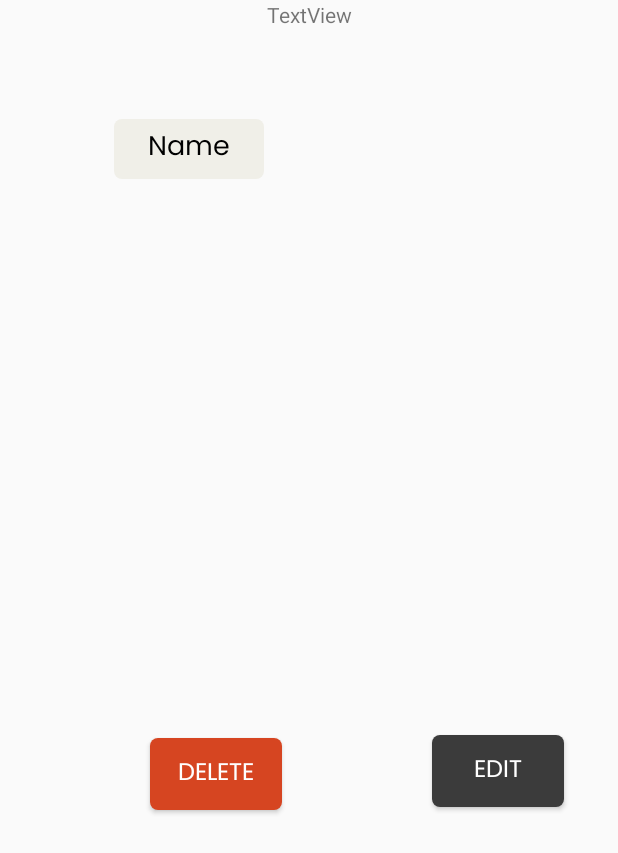
After one commit to pjagbuya/Fridge_MOBICOM, an Android app built with Jetpack Compose: the layout moadal_add_ingredient.xml on its own in the app's theme, with its tools: preview values and no code run, on a phone screen of 412 x 824 dp. The commit adds this screen. Shown: the top 853 px of the screen. Run offline under Robolectric (Android 15) with nearby library versions, the phone set to English and light mode, and no system bars.

Commit message:
added all layouts for recipe

```diff
--- /dev/null
+++ b/app/src/main/res/drawable/light_gray_edit_text_box.xml
@@ -0,0 +1,5 @@
+<?xml version="1.0" encoding="utf-8"?>
+<shape xmlns:android="http://schemas.android.com/apk/res/android">
+    <solid android:color ="@color/gray_white" />
+    <corners android:radius="5dp" />
+</shape>
--- /dev/null
+++ b/app/src/main/res/layout/moadal_add_ingredient.xml
@@ -0,0 +1,78 @@
+<?xml version="1.0" encoding="utf-8"?>
+<androidx.constraintlayout.widget.ConstraintLayout xmlns:android="http://schemas.android.com/apk/res/android"
+    xmlns:app="http://schemas.android.com/apk/res-auto"
+    xmlns:tools="http://schemas.android.com/tools"
+    android:layout_width="match_parent"
+    android:layout_height="match_parent">
+
+    <Button
+        android:id="@+id/recipeDeleteBt2"
+        android:layout_width="wrap_content"
+        android:layout_height="wrap_content"
+        android:layout_marginTop="88dp"
+        android:background="@drawable/recipe_cancel_btn"
+        android:fontFamily="@font/poppins_regular"
+        android:textColor="@color/white"
+        android:textSize="16sp"
+        app:layout_constraintBottom_toBottomOf="parent"
+        app:layout_constraintEnd_toStartOf="@+id/recipeEditBt2"
+        app:layout_constraintStart_toStartOf="parent"
+        app:layout_constraintTop_toBottomOf="@+id/editAmountEt2"
+        tools:text="@string/recipe_info_delete_btn" />
+
+    <Button
+        android:id="@+id/recipeEditBt2"
+        android:layout_width="wrap_content"
+        android:layout_height="wrap_content"
+        android:layout_marginTop="84dp"
+        android:layout_marginEnd="36dp"
+        android:background="@drawable/recipe_save_btn"
+        android:fontFamily="@font/poppins_regular"
+        android:textColor="@color/white"
+        android:textSize="16sp"
+        app:layout_constraintBottom_toBottomOf="parent"
+        app:layout_constraintEnd_toEndOf="parent"
+        app:layout_constraintTop_toBottomOf="@+id/unitDropdownSp2"
+        tools:text="@string/recipe_info_edit_btn" />
+
+    <Spinner
+        android:id="@+id/unitDropdownSp2"
+        android:layout_width="wrap_content"
+        android:layout_height="40dp"
+        android:layout_marginStart="72dp"
+        android:layout_marginTop="60dp"
+        android:background="@drawable/recipe_add_ingredient_btn"
+        android:ems="10"
+        android:gravity="center"
+        android:inputType="text"
+        app:layout_constraintEnd_toEndOf="parent"
+        app:layout_constraintStart_toEndOf="@+id/editAmountEt2"
+        app:layout_constraintTop_toBottomOf="@+id/textView5" />
+
+    <EditText
+        android:id="@+id/editAmountEt2"
+        android:layout_width="100dp"
+        android:layout_height="40dp"
+        android:layout_marginStart="76dp"
+        android:layout_marginTop="60dp"
+        android:background="@drawable/light_gray_edit_text_box"
+        android:ems="10"
+        android:fontFamily="@font/poppins_regular"
+        android:gravity="center"
+        android:inputType="text"
+        android:paddingStart="2dp"
+        android:paddingEnd="2dp"
+        android:text="Name"
+        android:textColor="@color/black"
+        app:layout_constraintStart_toStartOf="parent"
+        app:layout_constraintTop_toBottomOf="@+id/textView5" />
+
+    <TextView
+        android:id="@+id/textView5"
+        android:layout_width="wrap_content"
+        android:layout_height="wrap_content"
+        android:text="TextView"
+        app:layout_constraintEnd_toEndOf="parent"
+        app:layout_constraintStart_toStartOf="parent"
+        app:layout_constraintTop_toTopOf="parent" />
+</androidx.constraintlayout.widget.ConstraintLayout>
--- a/app/src/main/res/values/strings.xml
+++ b/app/src/main/res/values/strings.xml
@@ -37,4 +37,11 @@
     <string name="add_ingredient_in_recipe_label">Add Ingredients to Your Recipe</string>
     <string name="add_ingredient_not_found_btn">+Add Ingredient Not Found</string>
     <string name="recipe_done_btn">Done</string>
+    <string name="recipe_name">Recipe Name Here</string>
+    <string name="recipe_info_edit_btn">Edit</string>
+    <string name="recipe_info_delete_btn">Delete</string>
+    <string name="ingredient_amount">11</string>
+    <string name="ingredient_piece_etc">pieces</string>
+    <string name="ingredient_name">Tomatoes</string>
+    <string name="unit">pieces</string>
 </resources>
```
Also changed, not shown: app/src/main/res/drawable/recipe_info_frame.xml (added, +18 -0 lines), app/src/main/res/layout/viewholder_add_ingredient_to_recipe_list.xml (added, +73 -0 lines), app/src/main/res/layout/viewholder_addrecipe_ingredient_list.xml (added, +74 -0 lines), app/src/main/res/layout/viewholder_recipe.xml (added, +76 -0 lines), app/src/main/res/mipmap-hdpi/delete_trashcan.png (added), app/src/main/res/mipmap-ldpi/delete_trashcan.png (added), app/src/main/res/mipmap-mdpi/delete_trashcan.png (added), app/src/main/res/mipmap-xhdpi/delete_trashcan.png (added), app/src/main/res/mipmap-xxhdpi/delete_trashcan.png (added), app/src/main/res/mipmap-xxxhdpi/delete_trashcan.png (added).
